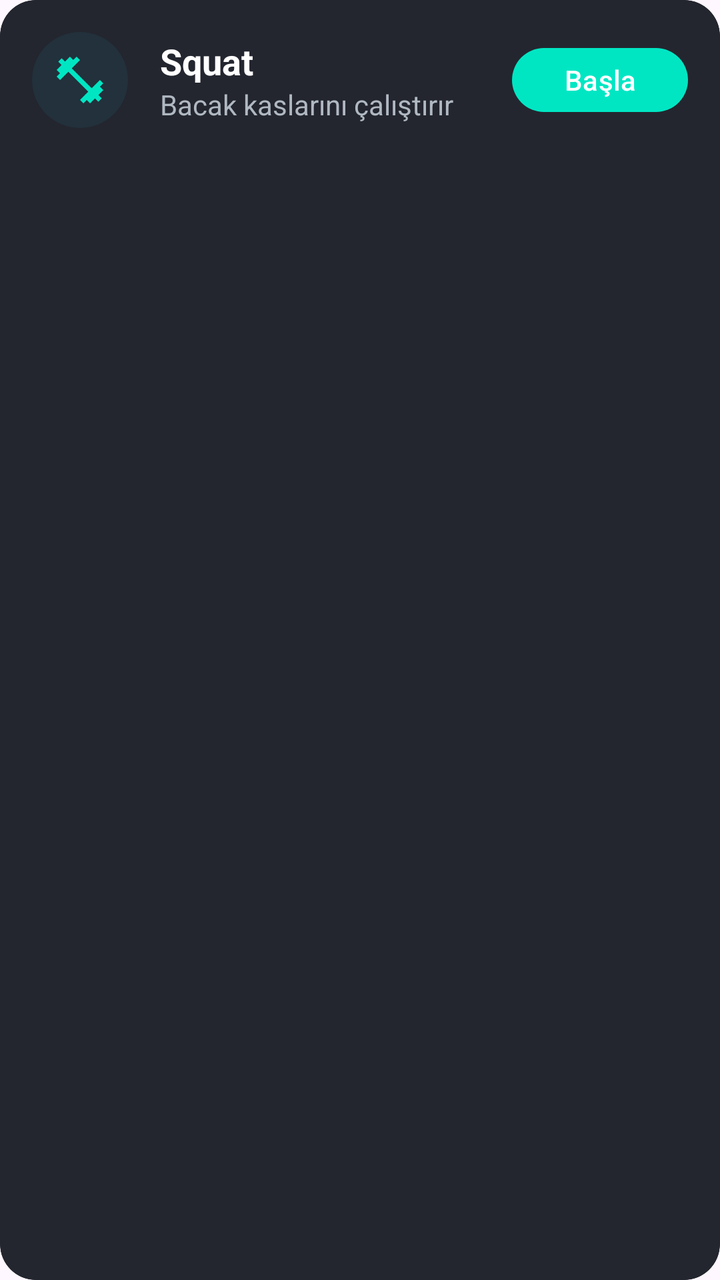
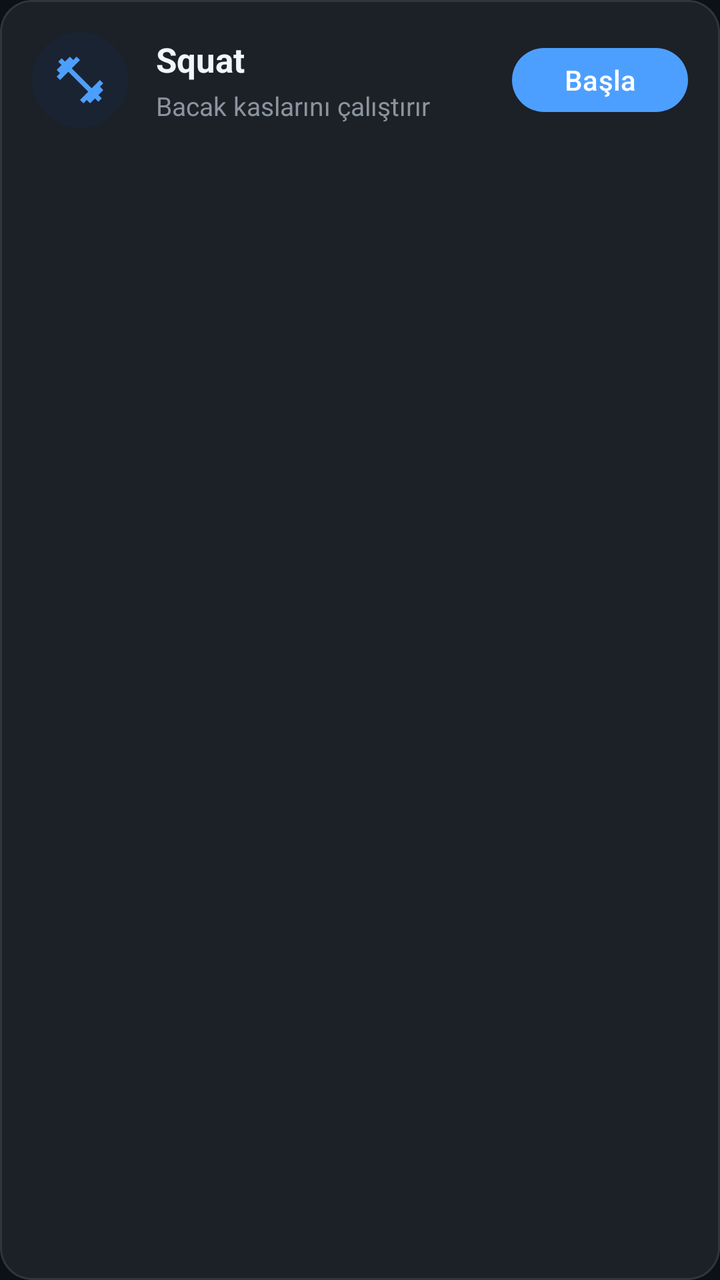

The first picture is an Android layout as it rendered before a commit; the second is the same layout after the commit. The layout source and the unified diff follow.
<!-- AndroidManifest.xml: application theme Theme.ArFitness -->
<!-- res/layout/item_exercise.xml -->
<?xml version="1.0" encoding="utf-8"?>
<com.google.android.material.card.MaterialCardView xmlns:android="http://schemas.android.com/apk/res/android"
    xmlns:app="http://schemas.android.com/apk/res-auto"
    android:layout_width="match_parent"
    android:layout_height="wrap_content"
    android:layout_marginBottom="16dp"
    app:cardCornerRadius="18dp"
    app:cardElevation="0dp"
    app:strokeColor="@color/card_bg"
    app:strokeWidth="1dp"
    android:backgroundTint="@color/card_bg">

    <LinearLayout
        android:layout_width="match_parent"
        android:layout_height="wrap_content"
        android:orientation="horizontal"
        android:gravity="center_vertical"
        android:padding="16dp">

        <ImageView
            android:id="@+id/ivExercise"
            android:layout_width="48dp"
            android:layout_height="48dp"
            android:background="@drawable/circle_background"
            android:padding="10dp"
            android:src="@drawable/ic_fitness"
            app:tint="@color/primary" />

        <LinearLayout
            android:layout_width="0dp"
            android:layout_height="wrap_content"
            android:layout_weight="1"
            android:orientation="vertical"
            android:layout_marginStart="16dp">
            <TextView
                android:id="@+id/tvExerciseName"
                android:layout_width="wrap_content"
                android:layout_height="wrap_content"
                android:text="Squat"
                android:textColor="@color/text_main"
                android:textSize="18sp"
                android:textStyle="bold" />
            <TextView
                android:id="@+id/tvExerciseDescription"
                android:layout_width="wrap_content"
                android:layout_height="wrap_content"
                android:text="Bacak kaslarını çalıştırır"
                android:textColor="@color/text_secondary"
                android:textSize="14sp" />
        </LinearLayout>

        <com.google.android.material.button.MaterialButton
            android:id="@+id/btnStart"
            android:layout_width="wrap_content"
            android:layout_height="40dp"
            android:text="Başla"
            android:textSize="14sp"
            app:cornerRadius="20dp"
            app:backgroundTint="@color/primary"
            android:textColor="@color/white"
            android:layout_marginStart="12dp"
            android:layout_marginEnd="0dp" />
    </LinearLayout>

</com.google.android.material.card.MaterialCardView>
<!-- resources referenced by this layout -->
<resources>
  <color name="card_bg">#23262F</color>
  <color name="primary">#00E6C3</color>
  <color name="text_main">#FFFFFF</color>
  <color name="text_secondary">#B0B8C1</color>
  <color name="white">#FFFFFFFF</color>
  <!-- drawable circle_background (drawable) -->
  <?xml version="1.0" encoding="utf-8"?>
  <shape xmlns:android="http://schemas.android.com/apk/res/android"
      android:shape="oval">
      <solid android:color="@color/light_primary" />
  </shape>
  <!-- drawable ic_fitness (drawable) -->
  <vector xmlns:android="http://schemas.android.com/apk/res/android"
      android:width="24dp"
      android:height="24dp"
      android:viewportWidth="24"
      android:viewportHeight="24">
      <path
          android:fillColor="@android:color/white"
          android:pathData="M20.57,14.86L22,13.43L20.57,12L17,15.57L8.43,7L12,3.43L10.57,2L9.14,3.43L7.71,2L5.57,4.14L4.14,2.71L2.71,4.14L4.14,5.57L2,7.71L3.43,9.14L2,10.57L3.43,12L7,8.43L15.57,17L12,20.57L13.43,22L14.86,20.57L16.29,22L18.43,19.86L19.86,21.29L21.29,19.86L19.86,18.43L22,16.29L20.57,14.86Z" />
  </vector>
  <style name="Theme.ArFitness" parent="Base.Theme.ArFitness" />
  <color name="light_primary">#22313C</color>
  <style name="Base.Theme.ArFitness" parent="Theme.Material3.DayNight.NoActionBar">
          
          
      </style>
</resources>

<!-- the commit's change to res/layout/item_exercise.xml (unified diff, before → after) -->
@@ -3,10 +3,10 @@
     xmlns:app="http://schemas.android.com/apk/res-auto"
     android:layout_width="match_parent"
     android:layout_height="wrap_content"
-    android:layout_marginBottom="16dp"
-    app:cardCornerRadius="18dp"
+    android:layout_marginBottom="12dp"
+    app:cardCornerRadius="16dp"
     app:cardElevation="0dp"
-    app:strokeColor="@color/card_bg"
+    app:strokeColor="@color/divider"
     app:strokeWidth="1dp"
     android:backgroundTint="@color/card_bg">
 
@@ -31,22 +31,25 @@
             android:layout_height="wrap_content"
             android:layout_weight="1"
             android:orientation="vertical"
-            android:layout_marginStart="16dp">
+            android:layout_marginStart="14dp">
+
             <TextView
                 android:id="@+id/tvExerciseName"
                 android:layout_width="wrap_content"
                 android:layout_height="wrap_content"
                 android:text="Squat"
                 android:textColor="@color/text_main"
-                android:textSize="18sp"
+                android:textSize="17sp"
                 android:textStyle="bold" />
+
             <TextView
                 android:id="@+id/tvExerciseDescription"
                 android:layout_width="wrap_content"
                 android:layout_height="wrap_content"
                 android:text="Bacak kaslarını çalıştırır"
                 android:textColor="@color/text_secondary"
-                android:textSize="14sp" />
+                android:textSize="13sp"
+                android:layout_marginTop="3dp" />
         </LinearLayout>
 
         <com.google.android.material.button.MaterialButton
@@ -55,11 +58,10 @@
             android:layout_height="40dp"
             android:text="Başla"
             android:textSize="14sp"
+            android:textColor="@color/white"
             app:cornerRadius="20dp"
             app:backgroundTint="@color/primary"
-            android:textColor="@color/white"
-            android:layout_marginStart="12dp"
-            android:layout_marginEnd="0dp" />
+            android:layout_marginStart="10dp" />
     </LinearLayout>
 
 </com.google.android.material.card.MaterialCardView>
<!-- resource entries referenced after the edit -->
@@ -1,15 +1,16 @@
 <!-- resources referenced by this layout -->
 <resources>
-  <color name="card_bg">#23262F</color>
-  <color name="primary">#00E6C3</color>
-  <color name="text_main">#FFFFFF</color>
-  <color name="text_secondary">#B0B8C1</color>
+  <color name="card_bg">#1C2128</color>
+  <color name="divider">#30363D</color>
+  <color name="primary">#4D9FFF</color>
+  <color name="text_main">#F0F6FC</color>
+  <color name="text_secondary">#8B949E</color>
   <color name="white">#FFFFFFFF</color>
   <!-- drawable circle_background (drawable) -->
   <?xml version="1.0" encoding="utf-8"?>
   <shape xmlns:android="http://schemas.android.com/apk/res/android"
       android:shape="oval">
-      <solid android:color="@color/light_primary" />
+      <solid android:color="@color/icon_bg" />
   </shape>
   <!-- drawable ic_fitness (drawable) -->
   <vector xmlns:android="http://schemas.android.com/apk/res/android"
@@ -22,10 +23,24 @@
           android:pathData="M20.57,14.86L22,13.43L20.57,12L17,15.57L8.43,7L12,3.43L10.57,2L9.14,3.43L7.71,2L5.57,4.14L4.14,2.71L2.71,4.14L4.14,5.57L2,7.71L3.43,9.14L2,10.57L3.43,12L7,8.43L15.57,17L12,20.57L13.43,22L14.86,20.57L16.29,22L18.43,19.86L19.86,21.29L21.29,19.86L19.86,18.43L22,16.29L20.57,14.86Z" />
   </vector>
   <style name="Theme.ArFitness" parent="Base.Theme.ArFitness" />
-  <color name="light_primary">#22313C</color>
+  <color name="icon_bg">#1A2332</color>
   <style name="Base.Theme.ArFitness" parent="Theme.Material3.DayNight.NoActionBar">
-          
-          
+          <item name="colorPrimary">@color/primary</item>
+          <item name="colorPrimaryVariant">@color/primary_variant</item>
+          <item name="colorOnPrimary">@color/white</item>
+          <item name="colorSecondary">@color/primary_light</item>
+          <item name="colorOnSecondary">@color/white</item>
+          <item name="android:colorBackground">@color/primary_dark</item>
+          <item name="colorSurface">@color/surface</item>
+          <item name="colorOnSurface">@color/text_main</item>
+          <item name="colorOnSurfaceVariant">@color/text_secondary</item>
+          <item name="android:statusBarColor">@color/primary_dark</item>
+          <item name="android:navigationBarColor">@color/primary_dark</item>
+          <item name="android:windowLightStatusBar">false</item>
       </style>
+  <color name="primary_variant">#1A6FD1</color>
+  <color name="primary_light">#7AB8FF</color>
+  <color name="primary_dark">#0D1117</color>
+  <color name="surface">#161B22</color>
 </resources>
 
